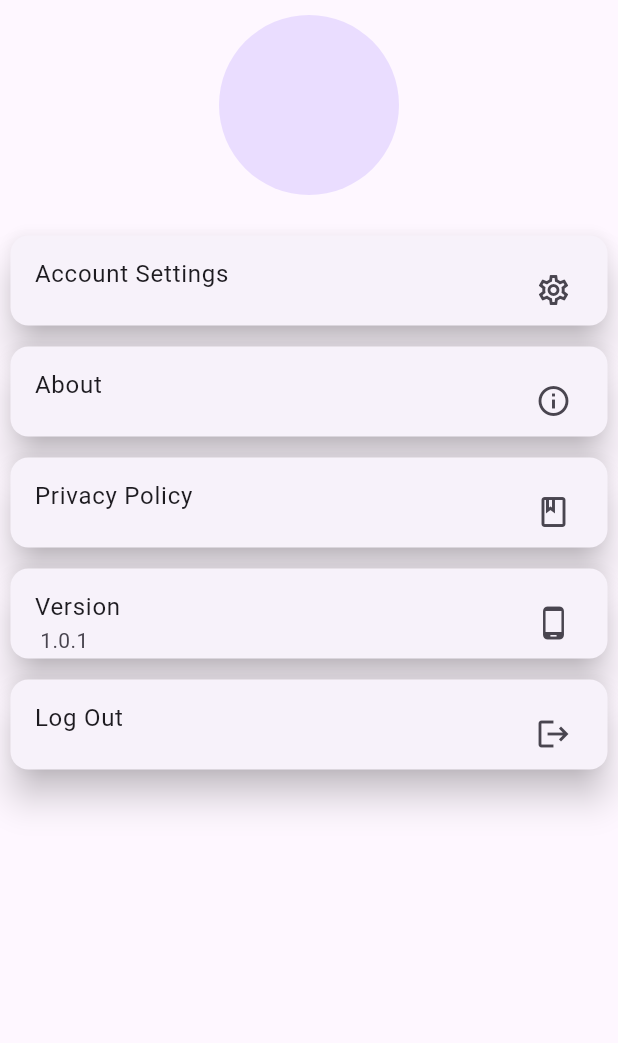
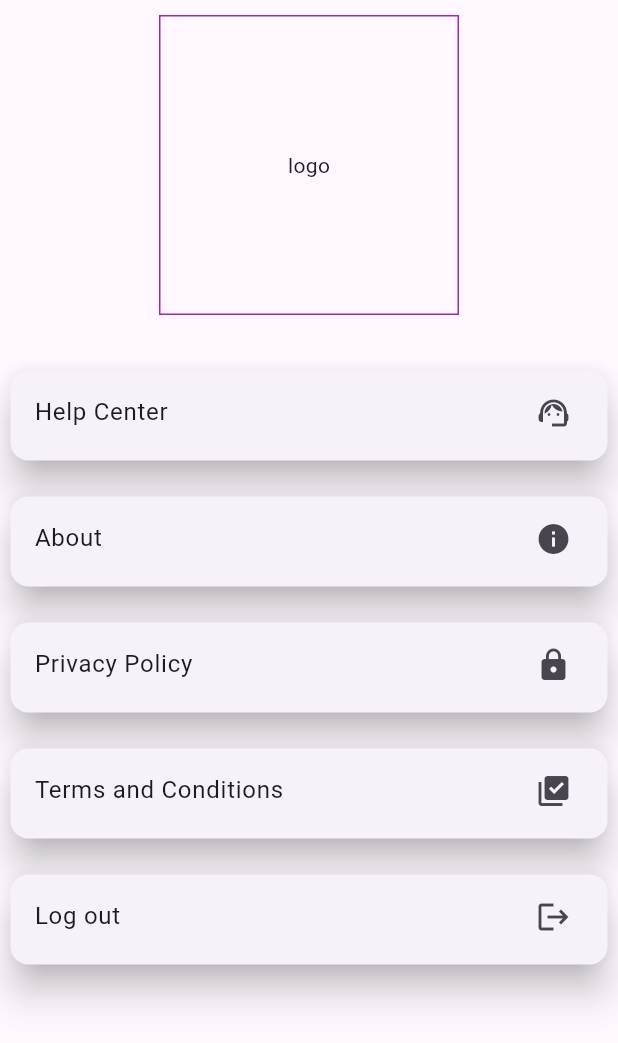
Before and after one commit to SandraAsok/service_app, a Flutter app: the Settings screen opened directly, on a phone screen of 412 x 824 dp. Shown: the top 1043 px of the screen. Run offline on Flutter 3.47's test engine with Material 3 defaults, Android fonts, the phone set to English and light mode, and no system bars; our stand-ins replace cloud_firestore, firebase_auth, firebase_core, flutter_slidable, google_fonts, google_nav_bar and 4 more; accounts and stored records are empty.

Commit message:
final commit

```diff
--- a/lib/screens/settings/settings.dart
+++ b/lib/screens/settings/settings.dart
@@ -1,7 +1,4 @@
-// ignore_for_file: prefer_const_constructors
-
 import 'package:flutter/material.dart';
-import 'package:service_app/utilities/list.dart';
 import 'package:service_app/utilities/utilities.dart';
 
 class Settings extends StatefulWidget {
@@ -20,34 +17,91 @@ class _SettingsState extends State<Settings> {
           child: Column(
             children: [
               Padding(
-                padding: const EdgeInsets.all(10.0),
-                child: CircleAvatar(
-                  radius: 60,
+                padding: EdgeInsets.all(10.0),
+                child: Container(
+                  height: 200,
+                  width: 200,
+                  decoration:
+                      BoxDecoration(border: Border.all(color: Colors.purple)),
+                  child: Center(child: Text("logo")),
                 ),
               ),
               space,
-              ListView.builder(
+              ListView(
                 shrinkWrap: true,
-                itemCount: 5,
-                itemBuilder: (BuildContext context, int index) {
-                  return Padding(
-                    padding: const EdgeInsets.all(3.0),
+                children: const [
+                  SizedBox(height: 10),
+                  Padding(
+                    padding: EdgeInsets.all(3.0),
                     child: Card(
                       elevation: 10,
                       child: SizedBox(
                         height: 60,
                         child: ListTile(
-                          title: Text(settings[index]),
-                          subtitle: Text(settingsub[index]),
-                          trailing: settingsIcon[index],
+                          title: Text('Help Center'),
+                          trailing: Icon(Icons.support_agent),
                         ),
                       ),
                     ),
-                  );
-                },
-                // separatorBuilder: (BuildContext context, int index) {
-                //   return Divider();
-                // },
+                  ),
+                  SizedBox(height: 10),
+                  Padding(
+                    padding: EdgeInsets.all(3.0),
+                    child: Card(
+                      elevation: 10,
+                      child: SizedBox(
+                        height: 60,
+                        child: ListTile(
+                          title: Text('About'),
+                          trailing: Icon(Icons.info),
+                        ),
+                      ),
+                    ),
+                  ),
+                  SizedBox(height: 10),
+                  Padding(
+                    padding: EdgeInsets.all(3.0),
+                    child: Card(
+                      elevation: 10,
+                      child: SizedBox(
+                        height: 60,
+                        child: ListTile(
+                          title: Text('Privacy Policy'),
+                          trailing: Icon(Icons.lock),
+                        ),
+                      ),
+                    ),
+                  ),
+                  SizedBox(height: 10),
+                  Padding(
+                    padding: EdgeInsets.all(3.0),
+                    child: Card(
+                      elevation: 10,
+                      child: SizedBox(
+                        height: 60,
+                        child: ListTile(
+                          title: Text('Terms and Conditions'),
+                          trailing: Icon(Icons.library_add_check),
+                        ),
+                      ),
+                    ),
+                  ),
+                  SizedBox(height: 10),
+                  Padding(
+                    padding: EdgeInsets.all(3.0),
+                    child: Card(
+                      elevation: 10,
+                      child: SizedBox(
+                        height: 60,
+                        child: ListTile(
+                          title: Text('Log out'),
+                          trailing: Icon(Icons.logout),
+                        ),
+                      ),
+                    ),
+                  ),
+                  SizedBox(height: 10),
+                ],
               ),
             ],
           ),
--- a/lib/utilities/list.dart
+++ b/lib/utilities/list.dart
@@ -42,20 +42,6 @@ List<String> additionaltitle = [
   "Decoration",
   "Rental",
   "Vehicle Service",
-];
-List settings = [
-  'Account Settings',
-  'About',
-  'Privacy Policy',
-  'Version',
-  'Log Out'
-];
-List settingsIcon = [
-  Icon(Icons.settings_outlined),
-  Icon(Icons.info_outline),
-  Icon(Icons.book_outlined),
-  Icon(Icons.phone_android),
-  Icon(Icons.logout)
 ];
 
 List<String> serviceimages = [
```
